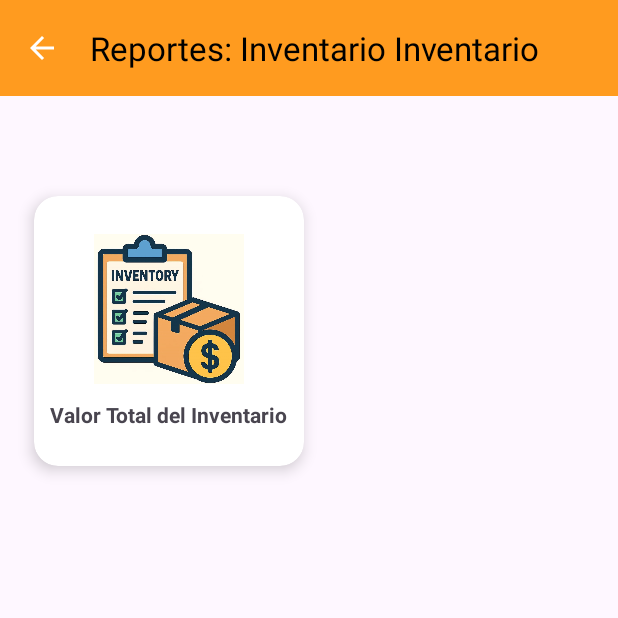
After one commit to Daniel-Dann/AlmaTrack, an Android app: the ReportActivity screen opened directly, with no data from a screen before it, on a phone screen of 412 x 824 dp, the top half of it. The commit adds this screen. Run offline under Robolectric (Android 15) with nearby library versions, the phone set to English and light mode, and no system bars.

Commit message:
V.2.4 2/06/2025 4:22pm / Actualizacion Reportes

```diff
--- a/app/src/main/AndroidManifest.xml
+++ b/app/src/main/AndroidManifest.xml
@@ -12,6 +12,9 @@
         android:supportsRtl="true"
         android:theme="@style/Theme.AlmaTrack"
         tools:targetApi="31">
+        <activity
+            android:name=".ReportActivity"
+            android:exported="false" />
         <activity
             android:name=".InventoryDetailActivity"
             android:exported="false" />
--- /dev/null
+++ b/app/src/main/java/com/solucionesmejia/almatrack/ReportActivity.kt
@@ -0,0 +1,29 @@
+package com.solucionesmejia.almatrack
+
+import androidx.appcompat.app.AppCompatActivity
+import android.os.Bundle
+import androidx.appcompat.widget.Toolbar
+
+class ReportActivity : AppCompatActivity() {
+    override fun onCreate(savedInstanceState: Bundle?) {
+        super.onCreate(savedInstanceState)
+        setContentView(R.layout.activity_report)
+
+
+        val toolbar = findViewById<Toolbar>(R.id.toolbarReport)
+        setSupportActionBar(toolbar)
+        // Habilita el botón de regreso (opcional)
+        supportActionBar?.setDisplayHomeAsUpEnabled(true)
+        // Obtener el nombre del inventario del intent
+        val inventoryName = intent.getStringExtra("inventoryName") ?: "Inventario"
+        // Título personalizado
+        supportActionBar?.title = "Reportes: Inventario $inventoryName"
+
+    }
+
+    // Hacer que el botón de regreso funcione
+    override fun onSupportNavigateUp(): Boolean {
+        onBackPressed()
+        return true
+    }
+}
--- /dev/null
+++ b/app/src/main/res/layout/activity_report.xml
@@ -0,0 +1,69 @@
+<?xml version="1.0" encoding="utf-8"?>
+<androidx.constraintlayout.widget.ConstraintLayout xmlns:android="http://schemas.android.com/apk/res/android"
+    xmlns:app="http://schemas.android.com/apk/res-auto"
+    xmlns:tools="http://schemas.android.com/tools"
+    android:layout_width="match_parent"
+    android:layout_height="match_parent"
+    tools:context=".ReportActivity">
+
+    <!-- Toolbar personalizado -->
+    <androidx.appcompat.widget.Toolbar
+        android:id="@+id/toolbarReport"
+        android:layout_width="match_parent"
+        android:layout_height="?attr/actionBarSize"
+        android:background="?attr/colorPrimary"
+        android:theme="@style/ThemeOverlay.AppCompat.Dark.ActionBar"
+        app:layout_constraintEnd_toEndOf="parent"
+        app:layout_constraintStart_toStartOf="parent"
+        app:layout_constraintTop_toTopOf="parent"
+        app:titleTextColor="@android:color/black" />
+
+    <androidx.cardview.widget.CardView
+        android:id="@+id/crvTotalValueInvested"
+        android:layout_width="180dp"
+        android:layout_height="180dp"
+        android:layout_margin="8dp"
+        app:cardCornerRadius="16dp"
+        app:cardElevation="6dp"
+        app:layout_constraintBottom_toBottomOf="parent"
+        app:layout_constraintEnd_toEndOf="parent"
+        app:layout_constraintHorizontal_bias="0.069"
+        app:layout_constraintStart_toStartOf="parent"
+        app:layout_constraintTop_toBottomOf="@+id/toolbarReport"
+        app:layout_constraintVertical_bias="0.104">
+
+        <androidx.constraintlayout.widget.ConstraintLayout
+            android:layout_width="match_parent"
+            android:layout_height="match_parent">
+
+
+            <ImageView
+                android:id="@+id/ivInvestedValue"
+                android:layout_width="100dp"
+                android:layout_height="100dp"
+                app:layout_constraintBottom_toBottomOf="parent"
+                app:layout_constraintEnd_toEndOf="parent"
+                app:layout_constraintStart_toStartOf="parent"
+                app:layout_constraintTop_toTopOf="parent"
+                app:layout_constraintVertical_bias="0.32"
+                app:srcCompat="@drawable/valorinventario" />
+
+            <TextView
+                android:id="@+id/tvTitleInvestedValue"
+                android:layout_width="wrap_content"
+                android:layout_height="wrap_content"
+                android:text="@string/tv_title_invested_value"
+                android:textStyle="bold"
+                app:layout_constraintBottom_toBottomOf="parent"
+                app:layout_constraintEnd_toEndOf="parent"
+                app:layout_constraintStart_toStartOf="parent"
+                app:layout_constraintTop_toBottomOf="@+id/ivInvestedValue"
+                app:layout_constraintVertical_bias="0.3" />
+
+
+        </androidx.constraintlayout.widget.ConstraintLayout>
+
+
+    </androidx.cardview.widget.CardView>
+
+</androidx.constraintlayout.widget.ConstraintLayout>
--- a/app/src/main/res/menu/menu_inventory_item.xml
+++ b/app/src/main/res/menu/menu_inventory_item.xml
@@ -1,6 +1,11 @@
 <?xml version="1.0" encoding="utf-8"?>
 <menu xmlns:android="http://schemas.android.com/apk/res/android"
     xmlns:app="http://schemas.android.com/apk/res-auto">
+    <item
+        android:id="@+id/action_reports"
+        android:icon="@drawable/vector_reporte"
+        android:title="Reportes"
+        app:showAsAction="always"/>
     <item
         android:id="@+id/action_edit"
         android:icon="@drawable/vector_edit"
--- a/app/src/main/res/values/strings.xml
+++ b/app/src/main/res/values/strings.xml
@@ -36,4 +36,8 @@
     <string name="et_product_price">*Precio costo del producto</string>
     <string name="et_product_sale_price">*Precio venta del producto</string>
     <string name="et_product_stock">*Cantidad de stock inicial</string>
+
+
+    //activity_report
+    <string name="tv_title_invested_value">Valor Total del Inventario</string>
 </resources>
```
Also changed, not shown: app/src/main/java/com/solucionesmejia/almatrack/adapter/InventoryAdapter.kt (+10 -0 lines), app/src/main/res/drawable/vector_reporte.xml (added, +23 -0 lines), app/src/main/res/drawable/valorinventario.jpeg (added).
